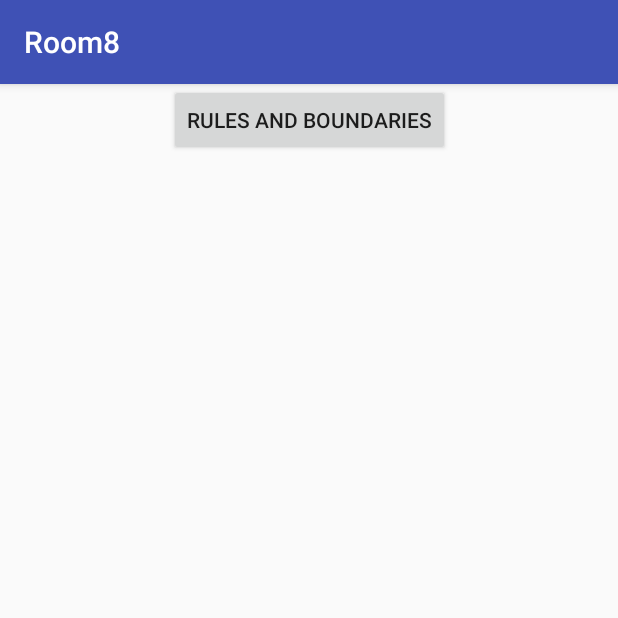
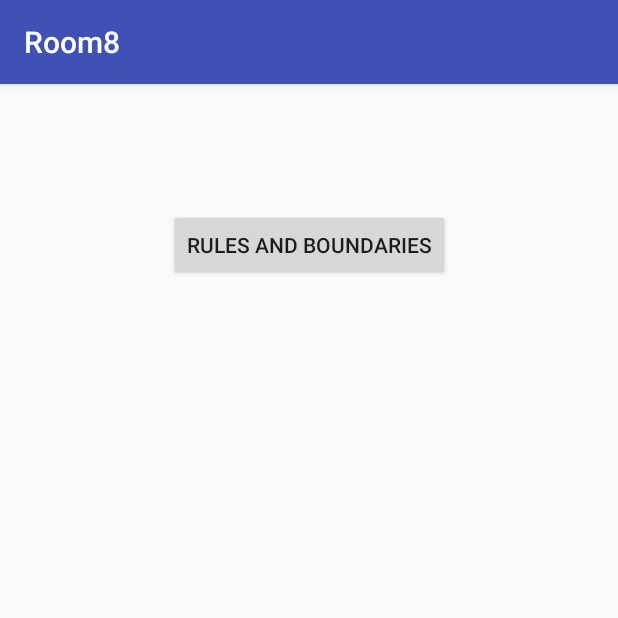
Before and after one commit to ubclaunchpad/Room8, an Android app: the GroupPageActivity screen opened directly, with no data from a screen before it, on a phone screen of 412 x 824 dp, the top half of it. Run offline under Robolectric (Android 15) with nearby library versions, the phone set to English and light mode, and no system bars; our stand-ins replace Firebase (no records; nobody signed in at launch, a user with empty details on screens opened directly).

Commit message:
Added temporary constaints to suppress errors.

```diff
--- a/app/src/main/res/layout/activity_group_page.xml
+++ b/app/src/main/res/layout/activity_group_page.xml
@@ -11,7 +11,10 @@
         android:layout_width="wrap_content"
         android:layout_height="wrap_content"
         android:text="Rules and Boundaries"
+        app:layout_constraintBottom_toBottomOf="parent"
         app:layout_constraintEnd_toEndOf="parent"
+        app:layout_constraintHorizontal_bias="0.502"
         app:layout_constraintStart_toStartOf="parent"
-        tools:layout_editor_absoluteY="91dp"/>
+        app:layout_constraintTop_toTopOf="parent"
+        app:layout_constraintVertical_bias="0.116" />
 </android.support.constraint.ConstraintLayout>
```
